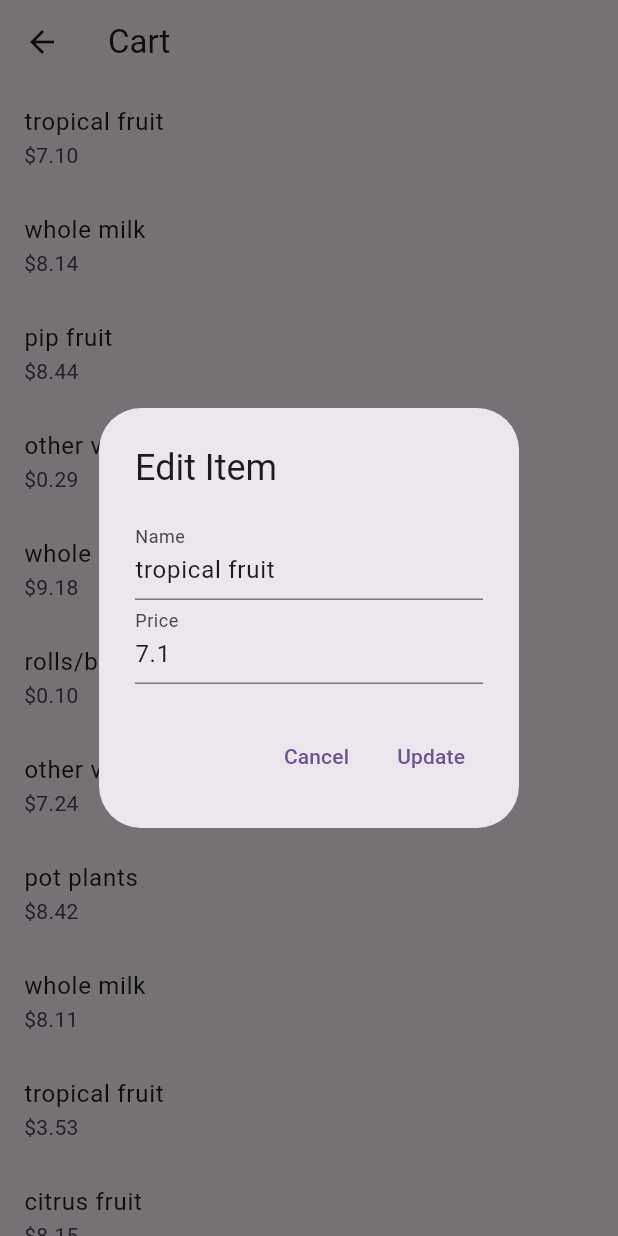
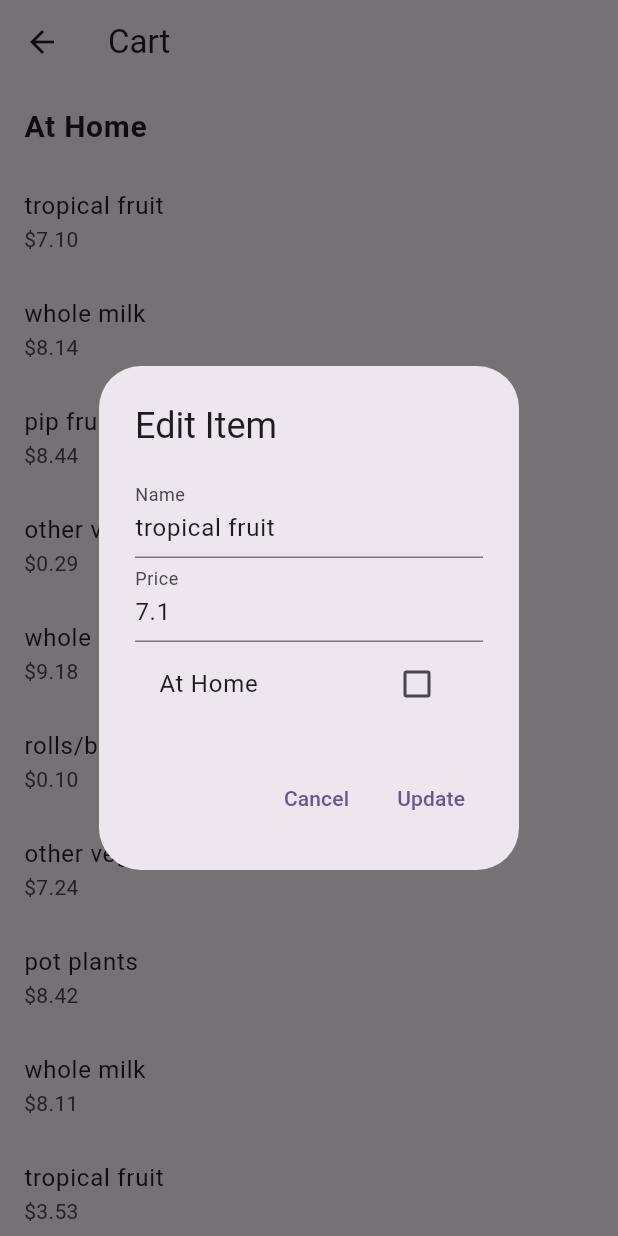
Before and after one commit to nalinidutt/out_cast, a Flutter app: the Cart screen opened directly, after a tap on "tropical fruit", on a phone screen of 412 x 824 dp. Run offline on Flutter 3.47's test engine with Material 2 defaults, Android fonts, the phone set to English and light mode, and no system bars; our stand-ins replace csv, google_nav_bar, line_awesome_flutter.

Commit message:
new feature at home for cart

```diff
--- a/lib/cart.dart
+++ b/lib/cart.dart
@@ -6,8 +6,9 @@ import 'package:flutter/services.dart';
 class GroceryItem {
   final String name;
   final double price;
+  String category;
 
-  GroceryItem({required this.name, required this.price});
+  GroceryItem({required this.name, required this.price, this.category = ''}); // Default to empty category
 }
 
 class Cart extends StatefulWidget {
@@ -44,14 +45,21 @@ class _CartState extends State<Cart> {
       body: groceries == null
           ? Center(child: CircularProgressIndicator())
           : ListView.builder(
-              itemCount: groceries!.length,
+              itemCount: groceries!.length + 1, // +1 for the "At Home" header
               itemBuilder: (context, index) {
-                final item = groceries![index];
+                if (index == 0) {
+                  return ListTile(
+                    title: Text('At Home', style: TextStyle(fontWeight: FontWeight.bold, fontSize: 20)),
+                    onTap: null, // Non-clickable header
+                  );
+                }
+                final item = groceries![index - 1]; // -1 to adjust for the added header
+
                 return Dismissible(
                   key: UniqueKey(),
                   onDismissed: (direction) {
                     setState(() {
-                      groceries!.removeAt(index);
+                      groceries!.removeAt(index - 1);
                     });
                     ScaffoldMessenger.of(context).showSnackBar(
                       SnackBar(content: Text('${item.name} removed')),
@@ -61,7 +69,8 @@ class _CartState extends State<Cart> {
                   child: ListTile(
                     title: Text(item.name),
                     subtitle: Text('\$${item.price.toStringAsFixed(2)}'),
-                    onTap: () => _editItem(context, index),
+                    trailing: item.category == 'at home' ? Icon(Icons.home) : null, // Show home icon for items "at home"
+                    onTap: () => _editItem(context, index - 1),
                   ),
                 );
               },
@@ -72,6 +81,7 @@ class _CartState extends State<Cart> {
   void _editItem(BuildContext context, int index) {
     final nameController = TextEditingController(text: groceries![index].name);
     final priceController = TextEditingController(text: groceries![index].price.toString());
+    bool isAtHome = groceries![index].category == 'at home';
 
     showDialog(
       context: context,
@@ -82,6 +92,20 @@ class _CartState extends State<Cart> {
           children: [
             TextField(controller: nameController, decoration: InputDecoration(labelText: 'Name')),
             TextField(controller: priceController, decoration: InputDecoration(labelText: 'Price'), keyboardType: TextInputType.number),
+            CheckboxListTile(
+              title: Text("At Home"),
+              value: isAtHome,
+              onChanged: (newValue) {
+                setState(() {
+                  isAtHome = newValue!;
+                  if (isAtHome) {
+                    groceries![index].category = 'at home';
+                  } else {
+                    groceries![index].category = '';
+                  }
+                });
+              },
+            ),
           ],
         ),
         actions: [
@@ -95,6 +119,7 @@ class _CartState extends State<Cart> {
               final updatedItem = GroceryItem(
                 name: nameController.text,
                 price: double.parse(priceController.text),
+                category: isAtHome ? 'at home' : '', // Set the category based on checkbox state
               );
 
               setState(() {
```
